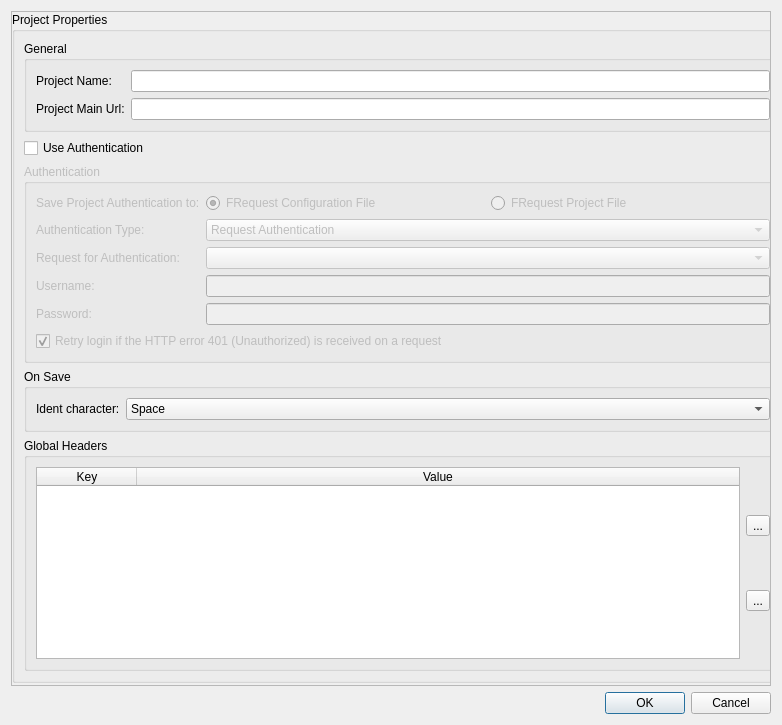
This is projectproperties.ui in fabiobento512/FRequest as Qt 5 draws it before an edit. The edited form follows.
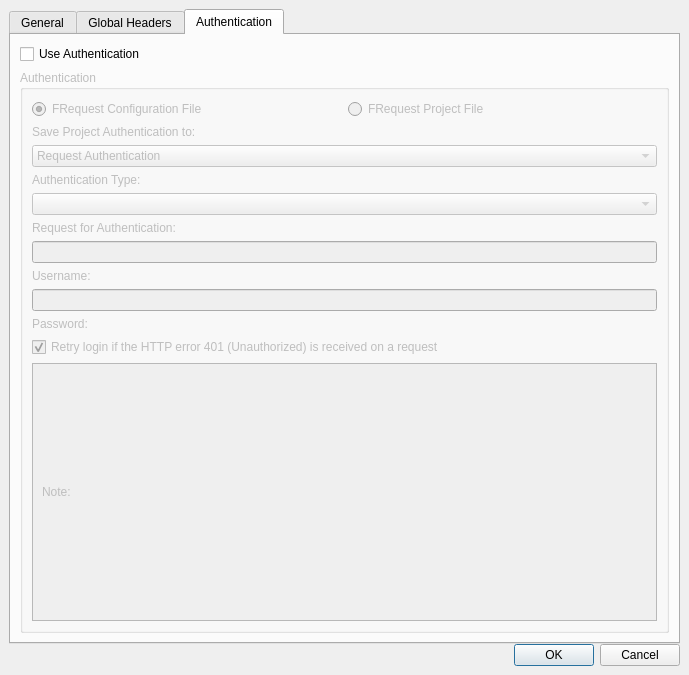
This is the edited form. The open tabs and pages were chosen to show the change. Icons and pictures are not drawn.

Commit message:
Reworked project properties UI
There are three tabs that makes the navigation easier
It can be freely resized
Readded some widgets that were removed
Bumped version to 1.2

What changed in the file:
```diff
--- a/projectproperties.ui
+++ b/projectproperties.ui
@@ -6,47 +6,63 @@
    <rect>
     <x>0</x>
     <y>0</y>
-    <width>782</width>
-    <height>725</height>
+    <width>689</width>
+    <height>675</height>
    </rect>
   </property>
   <property name="windowTitle">
    <string>Project Properties</string>
   </property>
   <layout class="QVBoxLayout" name="verticalLayout">
-   <item>
-    <widget class="QScrollArea" name="scrollArea">
-     <property name="widgetResizable">
-      <bool>true</bool>
-     </property>
-     <widget class="QWidget" name="scrollAreaWidgetContents">
-      <property name="geometry">
-       <rect>
-        <x>0</x>
-        <y>0</y>
-        <width>762</width>
-        <height>673</height>
-       </rect>
-      </property>
+   <property name="spacing">
+    <number>0</number>
+   </property>
+   <property name="sizeConstraint">
+    <enum>QLayout::SetMaximumSize</enum>
+   </property>
+   <property name="leftMargin">
+    <number>9</number>
+   </property>
+   <property name="topMargin">
+    <number>9</number>
+   </property>
+   <property name="rightMargin">
+    <number>9</number>
+   </property>
+   <property name="bottomMargin">
+    <number>9</number>
+   </property>
+   <item>
+    <widget class="QTabWidget" name="tabWidget">
+     <property name="currentIndex">
+      <number>1</number>
+     </property>
+     <widget class="QWidget" name="tabGeneral">
+      <attribute name="title">
+       <string>General</string>
+      </attribute>
+      <layout class="QVBoxLayout" name="verticalLayout_3">
+       <item>
       <widget class="QGroupBox" name="gbProjectProperties">
-       <property name="geometry">
-        <rect>
-         <x>0</x>
-         <y>0</y>
-         <width>782</width>
-         <height>671</height>
-        </rect>
-       </property>
        <property name="sizePolicy">
-        <sizepolicy hsizetype="Maximum" vsizetype="Maximum">
+          <sizepolicy hsizetype="Expanding" vsizetype="Expanding">
          <horstretch>0</horstretch>
          <verstretch>0</verstretch>
         </sizepolicy>
        </property>
+         <property name="autoFillBackground">
+          <bool>true</bool>
+         </property>
        <property name="title">
         <string>Project Properties</string>
        </property>
+         <property name="alignment">
+          <set>Qt::AlignJustify|Qt::AlignVCenter</set>
+         </property>
        <layout class="QVBoxLayout" name="verticalLayout_2">
+          <property name="sizeConstraint">
+           <enum>QLayout::SetMaximumSize</enum>
+          </property>
         <item>
          <widget class="QGroupBox" name="gbGeneral">
           <property name="title">
@@ -76,127 +92,6 @@
           </layout>
          </widget>
         </item>
-        <item>
-         <widget class="QCheckBox" name="cbUseAuthentication">
-          <property name="text">
-           <string>Use Authentication</string>
-          </property>
-         </widget>
-        </item>
-        <item>
-         <widget class="QGroupBox" name="gbAuthentication">
-          <property name="enabled">
-           <bool>false</bool>
-          </property>
-          <property name="title">
-           <string>Authentication</string>
-          </property>
-          <layout class="QFormLayout" name="formLayout_2">
-           <item row="0" column="0">
-            <widget class="QLabel" name="lbSaveProjectAuthTo">
-             <property name="text">
-              <string>Save Project Authentication to:</string>
-             </property>
-            </widget>
-           </item>
-           <item row="2" column="0">
-            <widget class="QLabel" name="lbAuthType">
-             <property name="text">
-              <string>Authentication Type:</string>
-             </property>
-            </widget>
-           </item>
-           <item row="5" column="0">
-            <widget class="QLabel" name="lbUsername">
-             <property name="text">
-              <string>Username:</string>
-             </property>
-            </widget>
-           </item>
-           <item row="7" column="0">
-            <widget class="QLabel" name="lbPassword">
-             <property name="text">
-              <string>Password:</string>
-             </property>
-            </widget>
-           </item>
-           <item row="9" column="0" colspan="2">
-            <widget class="QCheckBox" name="cbRetryLoginIfError401">
-             <property name="text">
-              <string>Retry login if the HTTP error 401 (Unauthorized) is received on a request</string>
-             </property>
-             <property name="checked">
-              <bool>true</bool>
-             </property>
-            </widget>
-           </item>
-           <item row="2" column="1">
-            <widget class="QComboBox" name="cbRequestType">
-             <item>
-              <property name="text">
-               <string>Request Authentication</string>
-              </property>
-             </item>
-             <item>
-              <property name="text">
-               <string>Basic Authentication</string>
-              </property>
-             </item>
-            </widget>
-           </item>
-           <item row="5" column="1">
-            <widget class="QLineEdit" name="leUsername"/>
-           </item>
-           <item row="7" column="1">
-            <widget class="QLineEdit" name="lePassword">
-             <property name="text">
-              <string/>
-             </property>
-             <property name="echoMode">
-              <enum>QLineEdit::Password</enum>
-             </property>
-            </widget>
-           </item>
-           <item row="3" column="0">
-            <widget class="QLabel" name="lbRequestForAuthentication">
-             <property name="text">
-              <string>Request for Authentication:</string>
-             </property>
-            </widget>
-           </item>
-           <item row="3" column="1">
-            <widget class="QComboBox" name="cbRequestForAuthentication"/>
-           </item>
-           <item row="0" column="1">
-            <layout class="QHBoxLayout" name="horizontalLayout">
-             <item>
-              <widget class="QRadioButton" name="rbSaveProjectAuthToConfigurationFile">
-               <property name="toolTip">
-                <string>Saves the authentication data to Frequest configuration file, even if you share the project file the authentication data is not shared</string>
-               </property>
-               <property name="text">
-                <string>FRequest Configuration File</string>
-               </property>
-               <property name="checked">
-                <bool>true</bool>
-               </property>
-              </widget>
-             </item>
-             <item>
-              <widget class="QRadioButton" name="rbSaveProjectAuthToProjectFile">
-               <property name="toolTip">
-                <string>Saves the authentication data to the Frequest project file, so if you share your project file the authentication data is also shared</string>
-               </property>
-               <property name="text">
-                <string>FRequest Project File</string>
-               </property>
-              </widget>
-             </item>
-            </layout>
-           </item>
-          </layout>
-         </widget>
-        </item>
         <item>
          <widget class="QGroupBox" name="groupBox">
           <property name="title">
@@ -233,19 +128,45 @@
           </layout>
          </widget>
         </item>
-        <item>
-         <widget class="QGroupBox" name="gbHeaders">
-          <property name="title">
+         </layout>
+        </widget>
+       </item>
+      </layout>
+     </widget>
+     <widget class="QWidget" name="tabGlobalHeaders">
+      <attribute name="title">
            <string>Global Headers</string>
-          </property>
-          <layout class="QFormLayout" name="formLayout_4">
-           <item row="0" column="0" colspan="2">
+      </attribute>
+      <layout class="QVBoxLayout" name="verticalLayout_5">
+       <item>
+        <widget class="QLabel" name="globalHeadersDescription">
+         <property name="minimumSize">
+          <size>
+           <width>0</width>
+           <height>20</height>
+          </size>
+         </property>
+         <property name="text">
+          <string>Any header added here will be appended (but not visible) to all requests in this project. Their values can be overwritten if the Request also has the same header key.</string>
+         </property>
+         <property name="wordWrap">
+          <bool>true</bool>
+         </property>
+        </widget>
+       </item>
+       <item>
             <layout class="QHBoxLayout" name="horizontalLayout_8">
              <property name="sizeConstraint">
-              <enum>QLayout::SetDefaultConstraint</enum>
+          <enum>QLayout::SetMaximumSize</enum>
              </property>
              <item>
               <widget class="QTableWidget" name="headerKeyValue">
+           <property name="sizePolicy">
+            <sizepolicy hsizetype="Expanding" vsizetype="Expanding">
+             <horstretch>0</horstretch>
+             <verstretch>0</verstretch>
+            </sizepolicy>
+           </property>
                <property name="alternatingRowColors">
                 <bool>true</bool>
                </property>
@@ -300,9 +221,165 @@
            </item>
           </layout>
          </widget>
-        </item>
-       </layout>
-      </widget>
+     <widget class="QWidget" name="tabAuthentication">
+      <attribute name="title">
+       <string>Authentication</string>
+      </attribute>
+      <layout class="QVBoxLayout" name="verticalLayout_6">
+       <item>
+        <widget class="QCheckBox" name="cbUseAuthentication">
+         <property name="text">
+          <string>Use Authentication</string>
+         </property>
+        </widget>
+       </item>
+       <item>
+        <widget class="QGroupBox" name="gbAuthentication">
+         <property name="enabled">
+          <bool>false</bool>
+         </property>
+         <property name="title">
+          <string>Authentication</string>
+         </property>
+         <layout class="QVBoxLayout" name="verticalLayout_9">
+          <item>
+           <layout class="QHBoxLayout" name="horizontalLayout">
+            <item>
+             <widget class="QRadioButton" name="rbSaveProjectAuthToConfigurationFile">
+              <property name="toolTip">
+               <string>Saves the authentication data to Frequest configuration file, even if you share the project file the authentication data is not shared</string>
+              </property>
+              <property name="text">
+               <string>FRequest Configuration File</string>
+              </property>
+              <property name="checked">
+               <bool>true</bool>
+              </property>
+             </widget>
+            </item>
+            <item>
+             <widget class="QRadioButton" name="rbSaveProjectAuthToProjectFile">
+              <property name="toolTip">
+               <string>Saves the authentication data to the Frequest project file, so if you share your project file the authentication data is also shared</string>
+              </property>
+              <property name="text">
+               <string>FRequest Project File</string>
+              </property>
+             </widget>
+            </item>
+           </layout>
+          </item>
+          <item>
+           <widget class="QLabel" name="lbSaveProjectAuthTo">
+            <property name="text">
+             <string>Save Project Authentication to:</string>
+            </property>
+           </widget>
+          </item>
+          <item>
+           <widget class="QComboBox" name="cbRequestType">
+            <item>
+             <property name="text">
+              <string>Request Authentication</string>
+             </property>
+            </item>
+            <item>
+             <property name="text">
+              <string>Basic Authentication</string>
+             </property>
+            </item>
+           </widget>
+          </item>
+          <item>
+           <widget class="QLabel" name="lbAuthType">
+            <property name="text">
+             <string>Authentication Type:</string>
+            </property>
+           </widget>
+          </item>
+          <item>
+           <widget class="QComboBox" name="cbRequestForAuthentication"/>
+          </item>
+          <item>
+           <widget class="QLabel" name="lbRequestForAuthentication">
+            <property name="text">
+             <string>Request for Authentication:</string>
+            </property>
+           </widget>
+          </item>
+          <item>
+           <widget class="QLineEdit" name="leUsername"/>
+          </item>
+          <item>
+           <widget class="QLabel" name="lbUsername">
+            <property name="text">
+             <string>Username:</string>
+            </property>
+           </widget>
+          </item>
+          <item>
+           <widget class="QLineEdit" name="lePassword">
+            <property name="text">
+             <string/>
+            </property>
+            <property name="echoMode">
+             <enum>QLineEdit::Password</enum>
+            </property>
+           </widget>
+          </item>
+          <item>
+           <widget class="QLabel" name="lbPassword">
+            <property name="text">
+             <string>Password:</string>
+            </property>
+           </widget>
+          </item>
+          <item>
+           <widget class="QCheckBox" name="cbRetryLoginIfError401">
+            <property name="text">
+             <string>Retry login if the HTTP error 401 (Unauthorized) is received on a request</string>
+            </property>
+            <property name="checked">
+             <bool>true</bool>
+            </property>
+           </widget>
+          </item>
+          <item>
+           <widget class="QScrollArea" name="saProjectPropertiesNote">
+            <property name="widgetResizable">
+             <bool>true</bool>
+            </property>
+            <widget class="QWidget" name="scrollAreaWidgetContents_2">
+             <property name="geometry">
+              <rect>
+               <x>0</x>
+               <y>0</y>
+               <width>623</width>
+               <height>165</height>
+              </rect>
+             </property>
+             <layout class="QVBoxLayout" name="verticalLayout_8">
+              <item>
+               <widget class="QLabel" name="lbProjectPropertiesNote">
+                <property name="text">
+                 <string>Note:</string>
+                </property>
+                <property name="wordWrap">
+                 <bool>true</bool>
+                </property>
+                <property name="textInteractionFlags">
+                 <set>Qt::LinksAccessibleByMouse|Qt::TextSelectableByKeyboard|Qt::TextSelectableByMouse</set>
+                </property>
+               </widget>
+              </item>
+             </layout>
+            </widget>
+           </widget>
+          </item>
+         </layout>
+        </widget>
+       </item>
+      </layout>
      </widget>
     </widget>
    </item>
```
Lines whose indentation alone changed are shown as unchanged. The commit also changes 3 other files.
